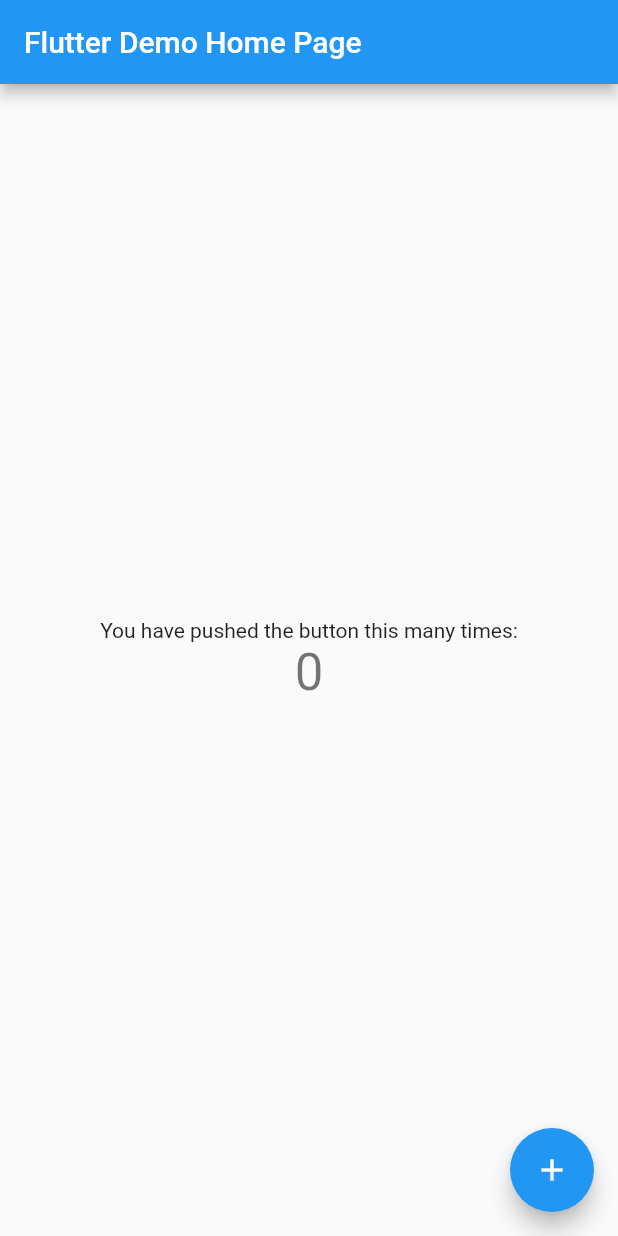
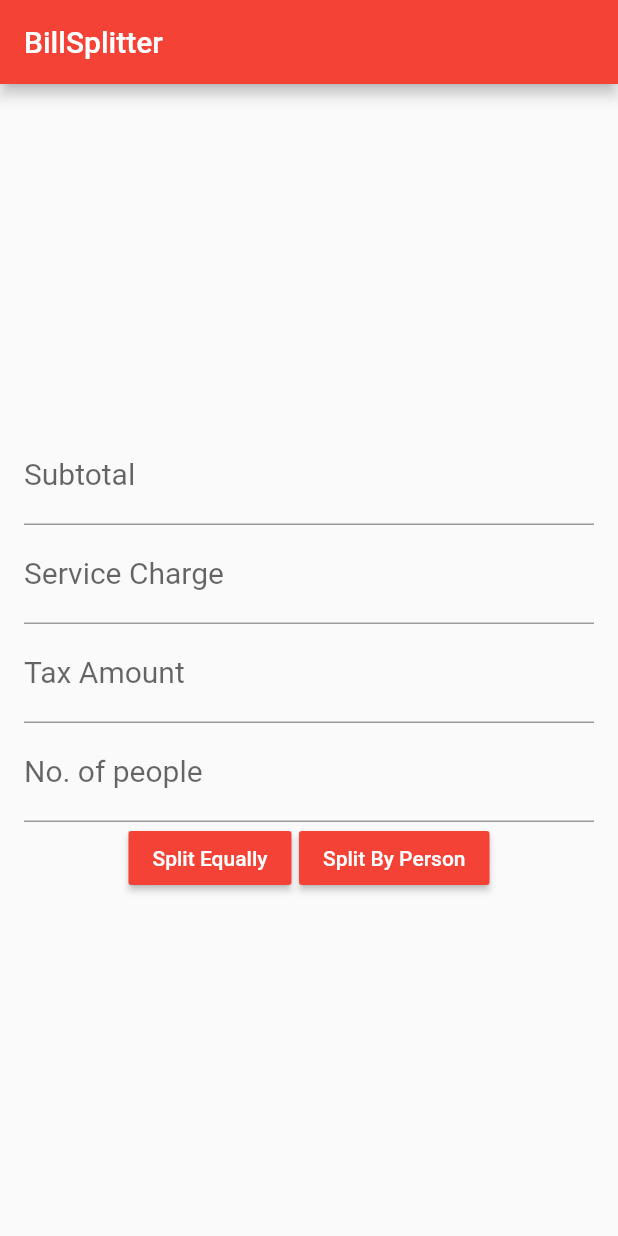
Before and after one commit to fredbaa/billsplitter, a Flutter app: the screen it shows after launch, on a phone screen of 412 x 824 dp. Run offline on Flutter 3.47's test engine with Material 2 defaults, Android fonts, the phone set to English and light mode, and no system bars.

Commit message:
added form fields and initial computation for splitting equally

```diff
--- a/lib/main.dart
+++ b/lib/main.dart
@@ -1,111 +1,136 @@
 import 'package:flutter/material.dart';
 
-void main() => runApp(MyApp());
+void main() {
+  runApp(BillSplitterMain());
+}
 
-class MyApp extends StatelessWidget {
-  // This widget is the root of your application.
+class BillSplitterMain extends StatelessWidget {
   @override
   Widget build(BuildContext context) {
     return MaterialApp(
-      title: 'Flutter Demo',
+      title: 'BillSplitter',
+      home: BillSplitter(),
       theme: ThemeData(
-        // This is the theme of your application.
-        //
-        // Try running your application with "flutter run". You'll see the
-        // application has a blue toolbar. Then, without quitting the app, try
-        // changing the primarySwatch below to Colors.green and then invoke
-        // "hot reload" (press "r" in the console where you ran "flutter run",
-        // or simply save your changes to "hot reload" in a Flutter IDE).
-        // Notice that the counter didn't reset back to zero; the application
-        // is not restarted.
-        primarySwatch: Colors.blue,
+        primaryColor: Colors.red,
       ),
-      home: MyHomePage(title: 'Flutter Demo Home Page'),
     );
   }
 }
 
-class MyHomePage extends StatefulWidget {
-  MyHomePage({Key key, this.title}) : super(key: key);
-
-  // This widget is the home page of your application. It is stateful, meaning
-  // that it has a State object (defined below) that contains fields that affect
-  // how it looks.
-
-  // This class is the configuration for the state. It holds the values (in this
-  // case the title) provided by the parent (in this case the App widget) and
-  // used by the build method of the State. Fields in a Widget subclass are
-  // always marked "final".
-
-  final String title;
-
-  @override
-  _MyHomePageState createState() => _MyHomePageState();
-}
-
-class _MyHomePageState extends State<MyHomePage> {
-  int _counter = 0;
-
-  void _incrementCounter() {
-    setState(() {
-      // This call to setState tells the Flutter framework that something has
-      // changed in this State, which causes it to rerun the build method below
-      // so that the display can reflect the updated values. If we changed
-      // _counter without calling setState(), then the build method would not be
-      // called again, and so nothing would appear to happen.
-      _counter++;
-    });
-  }
+class BillSplitterState extends State<BillSplitter> {
+  double subTotalAmount = 0.0;
+  double serviceChargeAmount = 0.0;
+  double taxAmount = 0.0;
+  int personCount = 1;
 
   @override
   Widget build(BuildContext context) {
-    // This method is rerun every time setState is called, for instance as done
-    // by the _incrementCounter method above.
-    //
-    // The Flutter framework has been optimized to make rerunning build methods
-    // fast, so that you can just rebuild anything that needs updating rather
-    // than having to individually change instances of widgets.
-    return Scaffold(
-      appBar: AppBar(
-        // Here we take the value from the MyHomePage object that was created by
-        // the App.build method, and use it to set our appbar title.
-        title: Text(widget.title),
-      ),
-      body: Center(
-        // Center is a layout widget. It takes a single child and positions it
-        // in the middle of the parent.
-        child: Column(
-          // Column is also layout widget. It takes a list of children and
-          // arranges them vertically. By default, it sizes itself to fit its
-          // children horizontally, and tries to be as tall as its parent.
-          //
-          // Invoke "debug painting" (press "p" in the console, choose the
-          // "Toggle Debug Paint" action from the Flutter Inspector in Android
-          // Studio, or the "Toggle Debug Paint" command in Visual Studio Code)
-          // to see the wireframe for each widget.
-          //
-          // Column has various properties to control how it sizes itself and
-          // how it positions its children. Here we use mainAxisAlignment to
-          // center the children vertically; the main axis here is the vertical
-          // axis because Columns are vertical (the cross axis would be
-          // horizontal).
-          mainAxisAlignment: MainAxisAlignment.center,
-          children: <Widget>[
-            Text(
-              'You have pushed the button this many times:',
-            ),
-            Text(
-              '$_counter',
-              style: Theme.of(context).textTheme.display1,
-            ),
-          ],
-        ),
-      ),
-      floatingActionButton: FloatingActionButton(
-        onPressed: _incrementCounter,
-        tooltip: 'Increment',
-        child: Icon(Icons.add),
-      ), // This trailing comma makes auto-formatting nicer for build methods.
+    TextField billAmountField = new TextField(
+        decoration: new InputDecoration(labelText: "Subtotal", labelStyle: TextStyle(fontSize: 20)),
+        keyboardType: TextInputType.number,
+        style: TextStyle(fontSize: 20),
+        onChanged: (String value) {
+          try {
+            subTotalAmount = double.parse(value);
+          } catch (exception) {
+            subTotalAmount = 0.0;
+          }
+        },
     );
+
+    TextField serviceChargeField = new TextField(
+        decoration: new InputDecoration(labelText: "Service Charge", labelStyle: TextStyle(fontSize: 20)),
+        keyboardType: TextInputType.number,
+        style: TextStyle(fontSize: 20),
+        onChanged: (String value) {
+          try {
+            serviceChargeAmount = double.parse(value);
+          } catch (exception) {
+            serviceChargeAmount = 0.0;
+          }
+        });
+
+    TextField taxAmountField = new TextField(
+        decoration: new InputDecoration(labelText: "Tax Amount", labelStyle: TextStyle(fontSize: 20)),
+        keyboardType: TextInputType.number,
+        style: TextStyle(fontSize: 20),
+        onChanged: (String value) {
+          try {
+            taxAmount = double.parse(value);
+          } catch (exception) {
+            taxAmount = 0.0;
+          }
+        });
+
+    TextField personCountField = new TextField(
+        decoration: new InputDecoration(labelText: "No. of people", labelStyle: TextStyle(fontSize: 20)),
+        keyboardType: TextInputType.number,
+        style: TextStyle(fontSize: 20),
+        onChanged: (String value) {
+          try {
+            personCount = int.parse(value);
+          } catch (exception) {
+            personCount = 1;
+          }
+        });
+
+    MaterialButton calculateEquallyButton = new MaterialButton(
+        child: new Text("Split Equally"),
+        color: Colors.red,
+        textColor: Colors.white,
+        onPressed: () {
+          double total = subTotalAmount + serviceChargeAmount + taxAmount;
+          total = total / personCount;
+
+          String formattedTotal = total.toStringAsFixed(2);
+
+          AlertDialog dialog = new AlertDialog(
+              content: new Text("Total is $formattedTotal per person"));
+
+          showDialog(context: context, builder: (BuildContext context) => dialog);
+        });
+
+    MaterialButton splitByPersonButton = new MaterialButton(
+        child: new Text("Split By Person"),
+        color: Colors.red,
+        textColor: Colors.white,
+        onPressed: () {
+          AlertDialog dialog = new AlertDialog(
+                content: new Text("TODO"));
+          showDialog(context: context, builder: (BuildContext context) => dialog);
+        });
+
+    Container container = new Container(
+        padding: const EdgeInsets.all(16.0),
+        child: new Column(
+            mainAxisAlignment: MainAxisAlignment.center,
+            children: [
+              billAmountField,
+              serviceChargeField,
+              taxAmountField,
+              personCountField,
+              Container(
+                alignment: Alignment(0.0, 0.0),
+                child: Row(children: <Widget>[
+                  new Expanded(child: Container(),),
+                  calculateEquallyButton,
+                  Padding(
+                    padding: EdgeInsets.only(left: 5.0),
+                  ),
+                  splitByPersonButton,
+                  new Expanded(child: Container(),),
+                ],),
+              ),
+            ]));
+
+    AppBar appBar = new AppBar(title: new Text("BillSplitter"), backgroundColor: Colors.red,);
+
+    Scaffold scaffold = new Scaffold(appBar: appBar, body: container);
+    return scaffold;
   }
 }
+
+class BillSplitter extends StatefulWidget {
+  @override
+  BillSplitterState createState() => BillSplitterState();
+}
```
